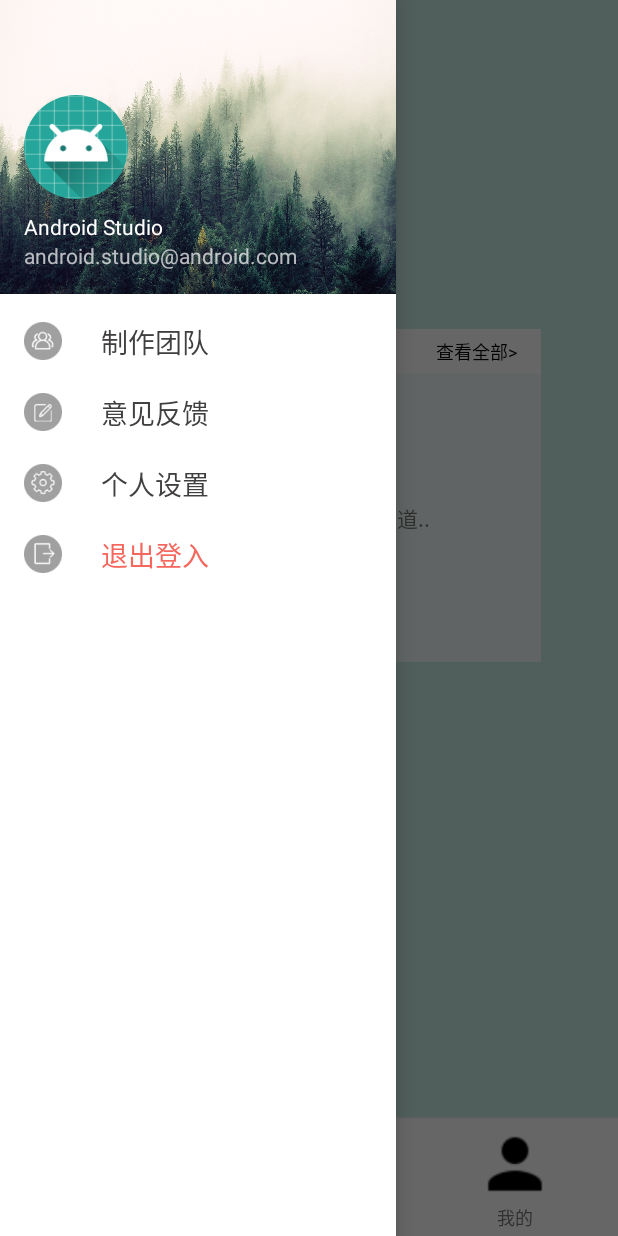
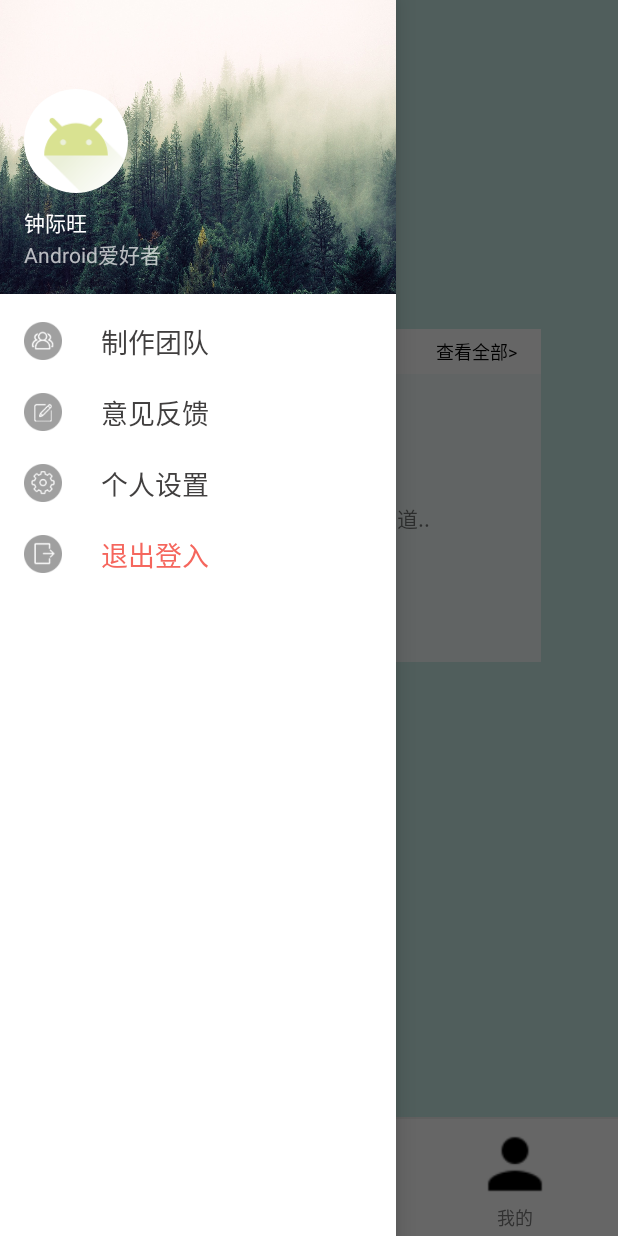
Before and after one commit to Kianazjw/Pepper, an Android app: the MainActivity screen opened directly, with no data from a screen before it, with the side drawer open, on a phone screen of 412 x 824 dp. Run offline under Robolectric (Android 15) with nearby library versions, the phone set to English and light mode, and no system bars; our stand-ins replace CircleImageView; 1 statement that could not run was skipped.

```diff
--- a/app/src/main/java/com/komorebi/pepper/ui/activity/BugFeedbackActivity.java
+++ b/app/src/main/java/com/komorebi/pepper/ui/activity/BugFeedbackActivity.java
@@ -17,9 +17,6 @@ import com.wayww.edittextfirework.FireworkView;
 
 public class BugFeedbackActivity extends AppCompatActivity implements View.OnClickListener {
 
-    private ImageView imgBack, imgCheck;
-    private EditText etContact;
-
 
     @RequiresApi(api = Build.VERSION_CODES.LOLLIPOP)
     @Override
@@ -32,12 +29,12 @@ public class BugFeedbackActivity extends AppCompatActivity implements View.OnCli
         getWindow().setReenterTransition(slide);
         setContentView(R.layout.activity_bug_feedback);
 
-        imgBack = findViewById(R.id.img_back);
-        imgCheck = findViewById(R.id.img_check);
+        ImageView imgBack = findViewById(R.id.img_back);
+        ImageView imgCheck = findViewById(R.id.img_check);
         imgCheck.setOnClickListener(this);
         imgBack.setOnClickListener(this);
 
-        etContact = findViewById(R.id.et_contact);
+        EditText etContact = findViewById(R.id.et_contact);
         //烟花效果
         FireworkView mFireworkView = findViewById(R.id.fire_work);
         mFireworkView.bindEditText(etContact);
--- a/app/src/main/res/drawable-v21/ic_launcher_foreground.xml
+++ b/app/src/main/res/drawable-v21/ic_launcher_foreground.xml
@@ -17,7 +17,7 @@
                 android:startY="61.0927"
                 android:type="linear">
                 <item
-                    android:color="#44000000"
+                    android:color="#44b3c670"
                     android:offset="0.0" />
                 <item
                     android:color="#00000000"
@@ -26,7 +26,7 @@
         </aapt:attr>
     </path>
     <path
-        android:fillColor="#FFFFFF"
+        android:fillColor="#d9e291"
         android:fillType="nonZero"
         android:pathData="M66.94,46.02L66.94,46.02C72.44,50.07 76,56.61 76,64L32,64C32,56.61 35.56,50.11 40.98,46.06L36.18,41.19C35.45,40.45 35.45,39.3 36.18,38.56C36.91,37.81 38.05,37.81 38.78,38.56L44.25,44.05C47.18,42.57 50.48,41.71 54,41.71C57.48,41.71 60.78,42.57 63.68,44.05L69.11,38.56C69.84,37.81 70.98,37.81 71.71,38.56C72.44,39.3 72.44,40.45 71.71,41.19L66.94,46.02ZM62.94,56.92C64.08,56.92 65,56.01 65,54.88C65,53.76 64.08,52.85 62.94,52.85C61.8,52.85 60.88,53.76 60.88,54.88C60.88,56.01 61.8,56.92 62.94,56.92ZM45.06,56.92C46.2,56.92 47.13,56.01 47.13,54.88C47.13,53.76 46.2,52.85 45.06,52.85C43.92,52.85 43,53.76 43,54.88C43,56.01 43.92,56.92 45.06,56.92Z"
         android:strokeColor="#00000000"
--- a/app/src/main/res/drawable/ic_launcher_background.xml
+++ b/app/src/main/res/drawable/ic_launcher_background.xml
@@ -5,166 +5,7 @@
     android:viewportHeight="108"
     android:viewportWidth="108">
     <path
-        android:fillColor="#26A69A"
+        android:fillColor="#fff"
         android:pathData="M0,0h108v108h-108z" />
-    <path
-        android:fillColor="#00000000"
-        android:pathData="M9,0L9,108"
-        android:strokeColor="#33FFFFFF"
-        android:strokeWidth="0.8" />
-    <path
-        android:fillColor="#00000000"
-        android:pathData="M19,0L19,108"
-        android:strokeColor="#33FFFFFF"
-        android:strokeWidth="0.8" />
-    <path
-        android:fillColor="#00000000"
-        android:pathData="M29,0L29,108"
-        android:strokeColor="#33FFFFFF"
-        android:strokeWidth="0.8" />
-    <path
-        android:fillColor="#00000000"
-        android:pathData="M39,0L39,108"
-        android:strokeColor="#33FFFFFF"
-        android:strokeWidth="0.8" />
-    <path
-        android:fillColor="#00000000"
-        android:pathData="M49,0L49,108"
-        android:strokeColor="#33FFFFFF"
-        android:strokeWidth="0.8" />
-    <path
-        android:fillColor="#00000000"
-        android:pathData="M59,0L59,108"
-        android:strokeColor="#33FFFFFF"
-        android:strokeWidth="0.8" />
-    <path
-        android:fillColor="#00000000"
-        android:pathData="M69,0L69,108"
-        android:strokeColor="#33FFFFFF"
-        android:strokeWidth="0.8" />
-    <path
-        android:fillColor="#00000000"
-        android:pathData="M79,0L79,108"
-        android:strokeColor="#33FFFFFF"
-        android:strokeWidth="0.8" />
-    <path
-        android:fillColor="#00000000"
-        android:pathData="M89,0L89,108"
-        android:strokeColor="#33FFFFFF"
-        android:strokeWidth="0.8" />
-    <path
-        android:fillColor="#00000000"
-        android:pathData="M99,0L99,108"
-        android:strokeColor="#33FFFFFF"
-        android:strokeWidth="0.8" />
-    <path
-        android:fillColor="#00000000"
-        android:pathData="M0,9L108,9"
-        android:strokeColor="#33FFFFFF"
-        android:strokeWidth="0.8" />
-    <path
-        android:fillColor="#00000000"
-        android:pathData="M0,19L108,19"
-        android:strokeColor="#33FFFFFF"
-        android:strokeWidth="0.8" />
-    <path
-        android:fillColor="#00000000"
-        android:pathData="M0,29L108,29"
-        android:strokeColor="#33FFFFFF"
-        android:strokeWidth="0.8" />
-    <path
-        android:fillColor="#00000000"
-        android:pathData="M0,39L108,39"
-        android:strokeColor="#33FFFFFF"
-        android:strokeWidth="0.8" />
-    <path
-        android:fillColor="#00000000"
-        android:pathData="M0,49L108,49"
-        android:strokeColor="#33FFFFFF"
-        android:strokeWidth="0.8" />
-    <path
-        android:fillColor="#00000000"
-        android:pathData="M0,59L108,59"
-        android:strokeColor="#33FFFFFF"
-        android:strokeWidth="0.8" />
-    <path
-        android:fillColor="#00000000"
-        android:pathData="M0,69L108,69"
-        android:strokeColor="#33FFFFFF"
-        android:strokeWidth="0.8" />
-    <path
-        android:fillColor="#00000000"
-        android:pathData="M0,79L108,79"
-        android:strokeColor="#33FFFFFF"
-        android:strokeWidth="0.8" />
-    <path
-        android:fillColor="#00000000"
-        android:pathData="M0,89L108,89"
-        android:strokeColor="#33FFFFFF"
-        android:strokeWidth="0.8" />
-    <path
-        android:fillColor="#00000000"
-        android:pathData="M0,99L108,99"
-        android:strokeColor="#33FFFFFF"
-        android:strokeWidth="0.8" />
-    <path
-        android:fillColor="#00000000"
-        android:pathData="M19,29L89,29"
-        android:strokeColor="#33FFFFFF"
-        android:strokeWidth="0.8" />
-    <path
-        android:fillColor="#00000000"
-        android:pathData="M19,39L89,39"
-        android:strokeColor="#33FFFFFF"
-        android:strokeWidth="0.8" />
-    <path
-        android:fillColor="#00000000"
-        android:pathData="M19,49L89,49"
-        android:strokeColor="#33FFFFFF"
-        android:strokeWidth="0.8" />
-    <path
-        android:fillColor="#00000000"
-        android:pathData="M19,59L89,59"
-        android:strokeColor="#33FFFFFF"
-        android:strokeWidth="0.8" />
-    <path
-        android:fillColor="#00000000"
-        android:pathData="M19,69L89,69"
-        android:strokeColor="#33FFFFFF"
-        android:strokeWidth="0.8" />
-    <path
-        android:fillColor="#00000000"
-        android:pathData="M19,79L89,79"
-        android:strokeColor="#33FFFFFF"
-        android:strokeWidth="0.8" />
-    <path
-        android:fillColor="#00000000"
-        android:pathData="M29,19L29,89"
-        android:strokeColor="#33FFFFFF"
-        android:strokeWidth="0.8" />
-    <path
-        android:fillColor="#00000000"
-        android:pathData="M39,19L39,89"
-        android:strokeColor="#33FFFFFF"
-        android:strokeWidth="0.8" />
-    <path
-        android:fillColor="#00000000"
-        android:pathData="M49,19L49,89"
-        android:strokeColor="#33FFFFFF"
-        android:strokeWidth="0.8" />
-    <path
-        android:fillColor="#00000000"
-        android:pathData="M59,19L59,89"
-        android:strokeColor="#33FFFFFF"
-        android:strokeWidth="0.8" />
-    <path
-        android:fillColor="#00000000"
-        android:pathData="M69,19L69,89"
-        android:strokeColor="#33FFFFFF"
-        android:strokeWidth="0.8" />
-    <path
-        android:fillColor="#00000000"
-        android:pathData="M79,19L79,89"
-        android:strokeColor="#33FFFFFF"
-        android:strokeWidth="0.8" />
+
 </vector>
--- a/app/src/main/res/layout/nav_header_main.xml
+++ b/app/src/main/res/layout/nav_header_main.xml
@@ -27,14 +27,14 @@
             android:layout_width="match_parent"
             android:layout_height="wrap_content"
             android:paddingTop="@dimen/nav_header_vertical_spacing"
-            android:text="Android Studio"
+            android:text="钟际旺"
             android:textAppearance="@style/TextAppearance.AppCompat.Body1" />
 
         <TextView
             android:id="@+id/textView"
             android:layout_width="wrap_content"
             android:layout_height="wrap_content"
-            android:text="android.studio@android.com" />
+            android:text="Android爱好者" />
 
 
     </LinearLayout>
--- a/app/src/main/res/layout/part_about.xml
+++ b/app/src/main/res/layout/part_about.xml
@@ -21,7 +21,7 @@
             android:drawablePadding="4dp"
             android:drawableStart="@drawable/about_1"
             android:gravity="center"
-            android:text="华东交通大学守望先锋..."
+            android:text="华东交通大学计算机紧急响应组"
             android:textColor="@color/aboutIcon"
             android:textSize="15sp" />
 
@@ -38,7 +38,7 @@
             android:layout_height="wrap_content"
             android:layout_marginStart="6dp"
             android:lineSpacingExtra="3dp"
-            android:text="@string/aboutContent" />
+            android:text="@string/team_introduction" />
 
         <View
             android:layout_width="match_parent"
--- a/app/src/main/res/values/strings.xml
+++ b/app/src/main/res/values/strings.xml
@@ -11,6 +11,6 @@
     <string name="title_activity_bug_feedback">BugFeedbackActivity</string>
 
 
-    <string name="aboutContent">守望先锋的建立是为了应对第一次“智能危机”；对抗智能机械是因为中央智能在制造灭绝人类的机械体；暴雪这几部动画都发生在第二次“智能危机"的时间线上，这个大师是宣扬人类与智能机械和平共处，所以猎空要保护他；死神，也就是雷耶斯，是最早一批的守望先锋。</string>
+    <string name="team_introduction">计算机紧急响应组（Computer Emergency Response Team 简称CERT）成立于2005年9月1日，是隶属于华东交通大学现代教育技术中心网络信息部，从事网络安全、软件研发、网站建设、硬件维修等技术研究的公益性技术团队。同时也是华东交通大学规模最大、最具亲和力的计算机社团。旗下拥有成熟的技术交流社区——蓝盾社区以及自己的创意智慧和艺术设计团队。</string>
 
 </resources>
```
Also changed, not shown: 5 other files.
